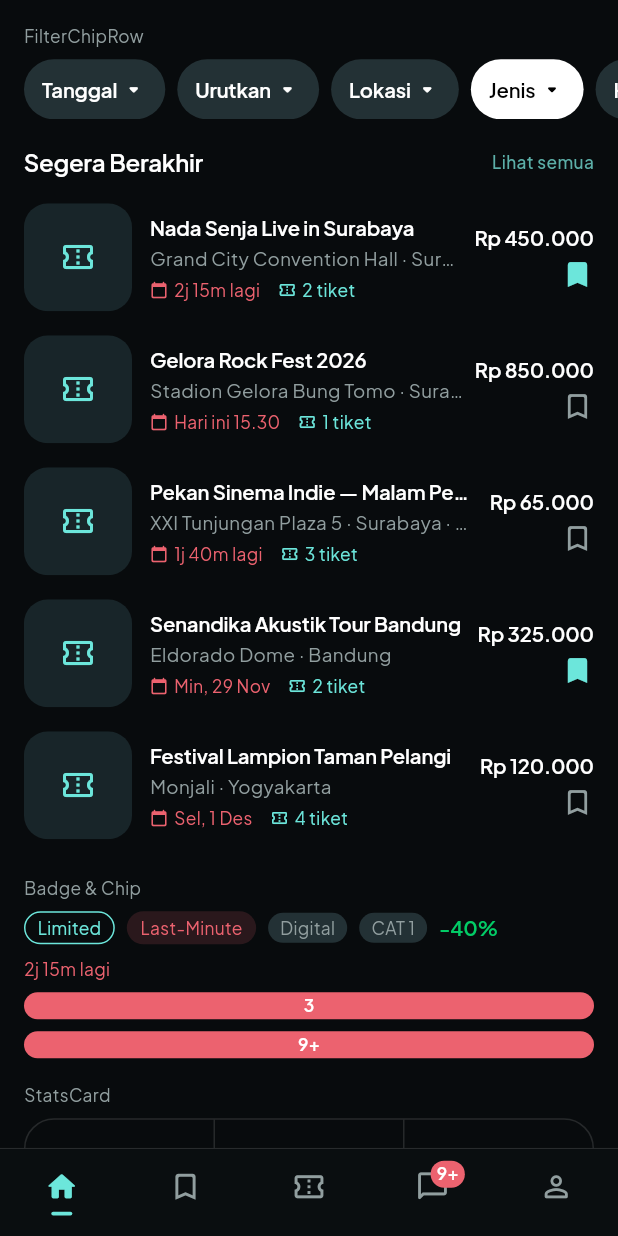
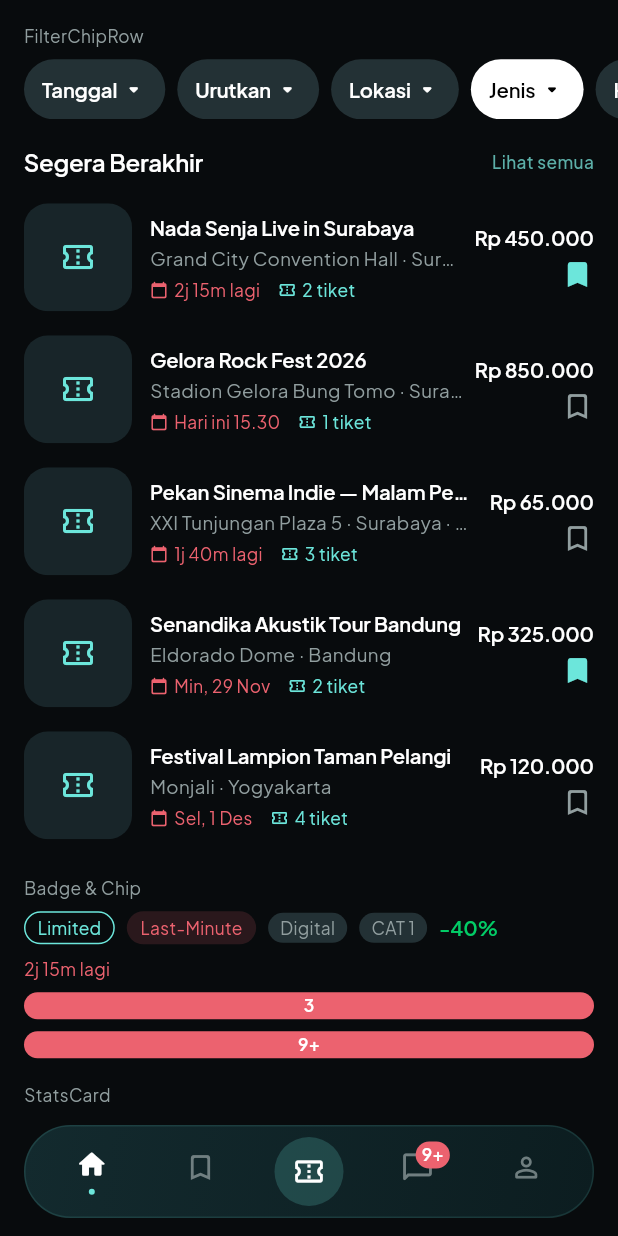
Before and after one commit to alfianrhmt/Droptix, a Flutter app: the ComponentGalleryScreen screen opened directly, scrolled down 1152 dp, on a phone screen of 412 x 824 dp. Run offline on Flutter 3.47's test engine with Material 3 defaults, Android fonts, the phone set to English and light mode, and no system bars; our stand-ins replace dio, geolocator, google_fonts, image_picker, shared_preferences, socket_io_client; accounts and stored records are empty; network calls fail.

Commit message:
style(nav): redesign DroptixBottomNav menjadi kapsul melayang teal gelap dengan tombol tengah lingkaran menonjol dan titik indikator aktif

```diff
--- a/app/lib/core/widgets/chat_widgets.dart
+++ b/app/lib/core/widgets/chat_widgets.dart
@@ -599,35 +599,89 @@ class DroptixBottomNav extends StatelessWidget {
 
   @override
   Widget build(BuildContext context) {
-    return Container(
-      decoration: const BoxDecoration(
-        color: AppColors.navBar,
-        border: Border(
-          top: BorderSide(
-            color: AppColors.divider,
-            width: 0.7,
+    return SafeArea(
+      top: false,
+      child: Padding(
+        padding: const EdgeInsets.fromLTRB(
+          AppSpacing.screenH,
+          6,
+          AppSpacing.screenH,
+          12,
+        ),
+        child: Container(
+          height: 62,
+          padding: const EdgeInsets.symmetric(horizontal: 8),
+          decoration: BoxDecoration(
+            gradient: const LinearGradient(
+              begin: Alignment.topLeft,
+              end: Alignment.bottomRight,
+              colors: [
+                Color(0xFF132A2E),
+                Color(0xFF0C1D20),
+              ],
+            ),
+            borderRadius: BorderRadius.circular(AppRadius.full),
+            border: Border.all(
+              color: AppColors.primary.withAlpha(32),
+              width: 1,
             ),
           ),
-      ),
-      child: SafeArea(
-        top: false,
-        child: SizedBox(
-          height: 58,
           child: Row(
             children: List.generate(_items.length, (i) {
               final item = _items[i];
               final isSelected = currentIndex == i;
+              final isCenter = i == 2;
               final iconData = isSelected ? item.activeIcon : item.icon;
-              final iconColor =
-                  isSelected ? AppColors.primary : AppColors.textSecondary;
 
-              Widget iconWidget = i == 3
+              Widget content;
+              if (isCenter) {
+                content = AnimatedContainer(
+                  duration: const Duration(milliseconds: 180),
+                  width: 46,
+                  height: 46,
+                  decoration: BoxDecoration(
+                    color: isSelected
+                        ? AppColors.primary
+                        : AppColors.primary.withAlpha(48),
+                    shape: BoxShape.circle,
+                  ),
+                  child: Icon(
+                    iconData,
+                    color: isSelected
+                        ? AppColors.onPrimary
+                        : AppColors.textPrimary,
+                    size: 22,
+                  ),
+                );
+              } else {
+                final iconColor = isSelected
+                    ? AppColors.textPrimary
+                    : AppColors.textSecondary.withAlpha(190);
+                final iconWidget = i == 3
                     ? _NavUnreadIcon(
                         icon: iconData,
                         unreadCount: unreadCount,
                         color: iconColor,
                       )
-                  : Icon(iconData, color: iconColor, size: 23);
+                    : Icon(iconData, color: iconColor, size: 22);
+
+                content = Column(
+                  mainAxisAlignment: MainAxisAlignment.center,
+                  children: [
+                    iconWidget,
+                    const SizedBox(height: 5),
+                    AnimatedContainer(
+                      duration: const Duration(milliseconds: 180),
+                      width: isSelected ? 4 : 0,
+                      height: isSelected ? 4 : 0,
+                      decoration: const BoxDecoration(
+                        color: AppColors.primary,
+                        shape: BoxShape.circle,
+                      ),
+                    ),
+                  ],
+                );
+              }
 
               return Expanded(
                 child: Semantics(
@@ -636,27 +690,10 @@ class DroptixBottomNav extends StatelessWidget {
                   button: true,
                   child: Tooltip(
                     message: item.label,
-                    child: InkWell(
+                    child: GestureDetector(
                       onTap: () => onTap(i),
-                      splashColor: Colors.transparent,
-                      highlightColor: Colors.transparent,
-                      child: Column(
-                        mainAxisAlignment: MainAxisAlignment.center,
-                        children: [
-                          iconWidget,
-                          const SizedBox(height: 5),
-                          AnimatedContainer(
-                            duration: const Duration(milliseconds: 180),
-                            width: isSelected ? 14 : 0,
-                            height: 2.5,
-                            decoration: BoxDecoration(
-                              color: AppColors.primary,
-                              borderRadius:
-                                  BorderRadius.circular(AppRadius.full),
-                            ),
-                          ),
-                        ],
-                      ),
+                      behavior: HitTestBehavior.opaque,
+                      child: Center(child: content),
                     ),
                   ),
                 ),
```
Lines whose indentation alone changed are shown as unchanged.
